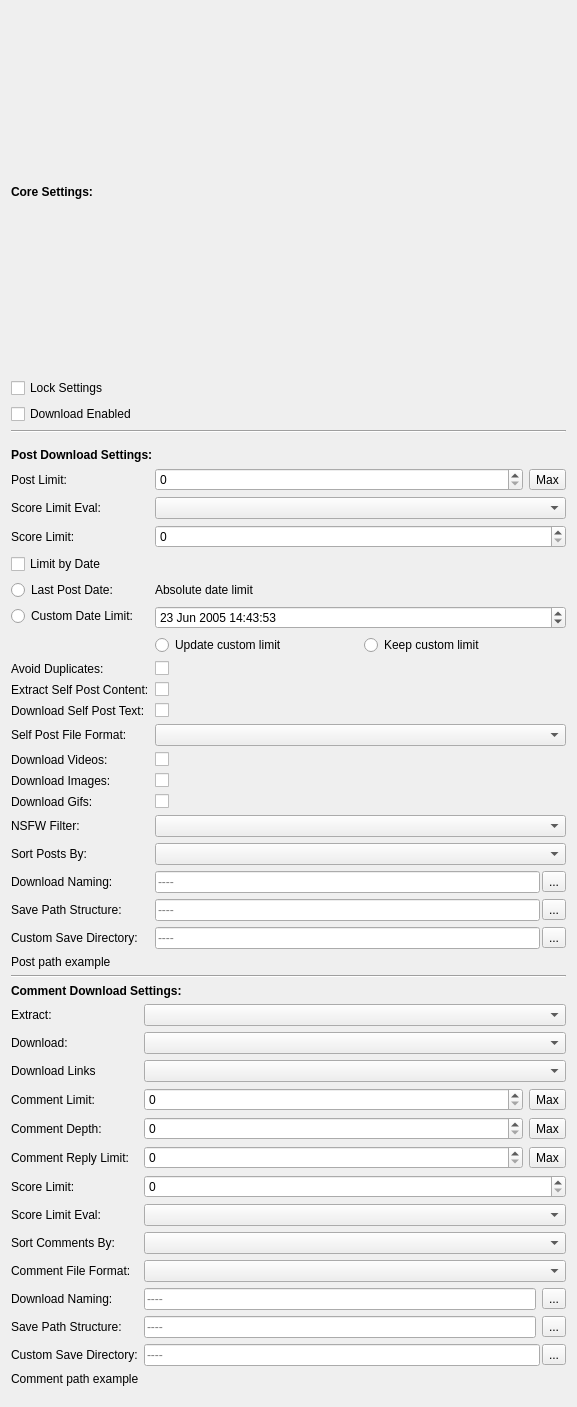
First picture: the form in Resources/ui_files/widgets/object_settings_widget.ui, repository MalloyDelacroix/DownloaderForReddit, before the edit.
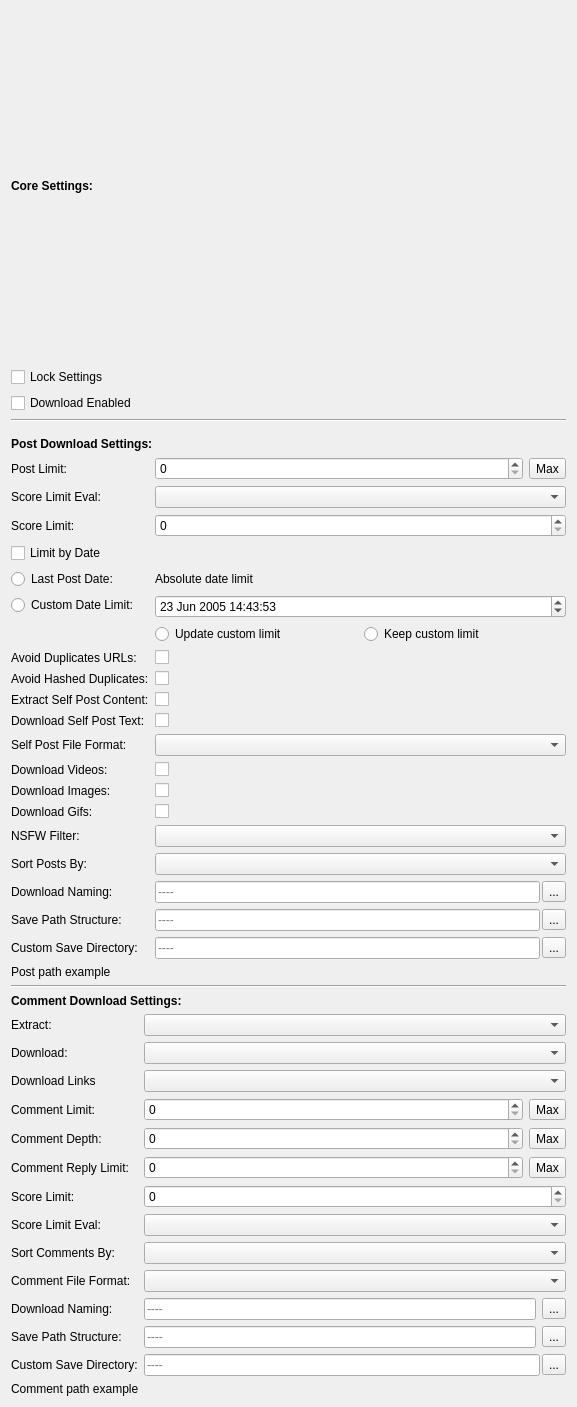
Second picture: the form after the edit.

Commit message: Add UI controls for hashed duplicate handling to object settings

Patch:
```diff
--- a/Resources/ui_files/widgets/object_settings_widget.ui
+++ b/Resources/ui_files/widgets/object_settings_widget.ui
@@ -137,7 +137,7 @@
        <item row="11" column="0">
         <widget class="QLabel" name="label_12">
          <property name="text">
-          <string>Avoid Duplicates:</string>
+          <string>Avoid Duplicates URLs:</string>
          </property>
         </widget>
        </item>
@@ -148,114 +148,114 @@
          </property>
         </widget>
        </item>
-       <item row="12" column="0">
+       <item row="13" column="0">
         <widget class="QLabel" name="label_30">
          <property name="text">
           <string>Extract Self Post Content:</string>
          </property>
         </widget>
        </item>
-       <item row="12" column="1">
+       <item row="13" column="1">
         <widget class="QCheckBox" name="extract_self_post_content_checkbox">
          <property name="text">
           <string/>
          </property>
         </widget>
        </item>
-       <item row="13" column="0">
+       <item row="14" column="0">
         <widget class="QLabel" name="label_15">
          <property name="text">
           <string>Download Self Post Text:</string>
          </property>
         </widget>
        </item>
-       <item row="13" column="1">
+       <item row="14" column="1">
         <widget class="QCheckBox" name="download_self_post_text_checkbox">
          <property name="text">
           <string/>
          </property>
         </widget>
        </item>
-       <item row="14" column="0">
+       <item row="15" column="0">
         <widget class="QLabel" name="label_31">
          <property name="text">
           <string>Self Post File Format:</string>
          </property>
         </widget>
        </item>
-       <item row="14" column="1">
+       <item row="15" column="1">
         <widget class="QComboBox" name="self_post_file_format_combo"/>
        </item>
-       <item row="15" column="0">
+       <item row="16" column="0">
         <widget class="QLabel" name="label_13">
          <property name="text">
           <string>Download Videos:</string>
          </property>
         </widget>
        </item>
-       <item row="15" column="1">
+       <item row="16" column="1">
         <widget class="QCheckBox" name="download_videos_checkbox">
          <property name="text">
           <string/>
          </property>
         </widget>
        </item>
-       <item row="16" column="0">
+       <item row="17" column="0">
         <widget class="QLabel" name="label_14">
          <property name="text">
           <string>Download Images:</string>
          </property>
         </widget>
        </item>
-       <item row="16" column="1">
+       <item row="17" column="1">
         <widget class="QCheckBox" name="download_images_checkbox">
          <property name="text">
           <string/>
          </property>
         </widget>
        </item>
-       <item row="17" column="0">
+       <item row="18" column="0">
         <widget class="QLabel" name="label_29">
          <property name="text">
           <string>Download Gifs:</string>
          </property>
         </widget>
        </item>
-       <item row="17" column="1">
+       <item row="18" column="1">
         <widget class="QCheckBox" name="download_gifs_checkbox">
          <property name="text">
           <string/>
          </property>
         </widget>
        </item>
-       <item row="18" column="0">
+       <item row="19" column="0">
         <widget class="QLabel" name="label_28">
          <property name="text">
           <string>NSFW Filter:</string>
          </property>
         </widget>
        </item>
-       <item row="18" column="1">
+       <item row="19" column="1">
         <widget class="QComboBox" name="nsfw_filter_combo"/>
        </item>
-       <item row="19" column="0">
+       <item row="20" column="0">
         <widget class="QLabel" name="label_16">
          <property name="text">
           <string>Sort Posts By:</string>
          </property>
         </widget>
        </item>
-       <item row="19" column="1">
+       <item row="20" column="1">
         <widget class="QComboBox" name="post_sort_combo"/>
        </item>
-       <item row="22" column="0">
+       <item row="23" column="0">
         <widget class="QLabel" name="post_download_naming_label">
          <property name="text">
           <string>Download Naming:</string>
          </property>
         </widget>
        </item>
-       <item row="22" column="1">
+       <item row="23" column="1">
         <layout class="QHBoxLayout" name="horizontalLayout_2">
          <property name="spacing">
           <number>2</number>
@@ -279,14 +279,14 @@
          </item>
         </layout>
        </item>
-       <item row="23" column="0">
+       <item row="24" column="0">
         <widget class="QLabel" name="post_save_structure_label">
          <property name="text">
           <string>Save Path Structure:</string>
          </property>
         </widget>
        </item>
-       <item row="23" column="1">
+       <item row="24" column="1">
         <layout class="QHBoxLayout" name="horizontalLayout_5">
          <property name="spacing">
           <number>2</number>
@@ -310,7 +310,7 @@
          </item>
         </layout>
        </item>
-       <item row="25" column="0" colspan="2">
+       <item row="26" column="0" colspan="2">
         <widget class="QLabel" name="post_path_example_label">
          <property name="text">
           <string>Post path example</string>
@@ -399,7 +399,7 @@
          </item>
         </layout>
        </item>
-       <item row="24" column="0">
+       <item row="25" column="0">
         <widget class="QLabel" name="label_5">
          <property name="toolTip">
           <string>&lt;html&gt;&lt;head/&gt;&lt;body&gt;&lt;p&gt;Allows you to set a custom path at which content from posts will be saved.  If left blank, the global setting for either user or subreddit will be used.&lt;/p&gt;&lt;/body&gt;&lt;/html&gt;</string>
@@ -409,7 +409,7 @@
          </property>
         </widget>
        </item>
-       <item row="24" column="1">
+       <item row="25" column="1">
         <layout class="QHBoxLayout" name="horizontalLayout_9">
          <property name="spacing">
           <number>2</number>
@@ -433,6 +433,26 @@
          </item>
         </layout>
        </item>
+       <item row="12" column="0">
+        <widget class="QLabel" name="avoid_hash_duplicates_label">
+         <property name="toolTip">
+          <string>&lt;html&gt;&lt;head/&gt;&lt;body&gt;&lt;p&gt;An MD5 hash is generated for each downloaded file. Files with matching hashes already in the database are deduplicated based on your duplicate handling settings.&lt;/p&gt;&lt;/body&gt;&lt;/html&gt;</string>
+         </property>
+         <property name="text">
+          <string>Avoid Hashed Duplicates:</string>
+         </property>
+        </widget>
+       </item>
+       <item row="12" column="1">
+        <widget class="QCheckBox" name="avoid_hashed_duplicates_checkbox">
+         <property name="toolTip">
+          <string>&lt;html&gt;&lt;head/&gt;&lt;body&gt;&lt;p&gt;An MD5 hash is generated for each downloaded file. Files with matching hashes already in the database are deduplicated based on your duplicate handling settings.&lt;/p&gt;&lt;/body&gt;&lt;/html&gt;</string>
+         </property>
+         <property name="text">
+          <string/>
+         </property>
+        </widget>
+       </item>
       </layout>
      </item>
      <item>
```
Left out of the diff: 8 changed lines with no effect on the pictures. The commit also changes 2 other files.
